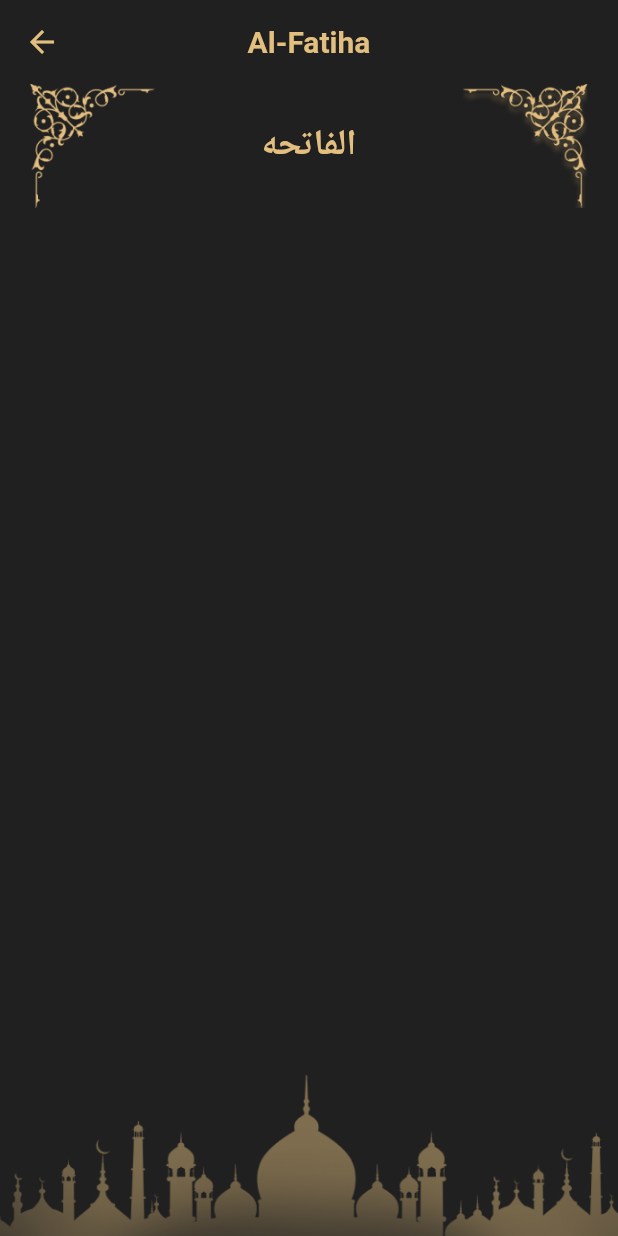
After one commit to MohamedElsyedm/islami_app, a Flutter app: the screen it shows after launch, after a tap on an icon or button, on a phone screen of 412 x 824 dp. The commit adds this screen. Run offline on Flutter 3.47's test engine with Material 3 defaults, Android fonts, the phone set to English and light mode, and no system bars; our stand-ins replace flutter_svg.

Commit message:
create suraList & theme of all screens

```diff
--- a/lib/app_theme.dart
+++ b/lib/app_theme.dart
@@ -8,6 +8,17 @@ class AppTheme {
   static ThemeData lightTheme = ThemeData.light();
   static ThemeData darkTheme = ThemeData(
     primaryColor: primary,
+    scaffoldBackgroundColor: black,
+    appBarTheme: AppBarTheme(
+      backgroundColor: black,
+      foregroundColor: primary,
+      centerTitle: true,
+      titleTextStyle: TextStyle(
+        fontSize: 20,
+        fontWeight: FontWeight.bold,
+        color: primary,
+      ),
+    ),
     bottomNavigationBarTheme: BottomNavigationBarThemeData(
       backgroundColor: primary,
 
@@ -19,5 +30,28 @@ class AppTheme {
       ///label color
       selectedItemColor: white,
     ),
+    textTheme: TextTheme(
+      headlineSmall: TextStyle(
+        fontSize: 24,
+        fontWeight: FontWeight.bold,
+        color: white,
+      ),
+      titleLarge: TextStyle(
+        fontSize: 16,
+        fontWeight: FontWeight.bold,
+        color: white,
+      ),
+      titleMedium: TextStyle(
+        fontSize: 16,
+        fontWeight: FontWeight.bold,
+        color: white,
+      ),
+
+      titleSmall: TextStyle(
+        fontSize: 14,
+        fontWeight: FontWeight.bold,
+        color: white,
+      ),
+    ),
   );
 }
--- a/lib/home_screen.dart
+++ b/lib/home_screen.dart
@@ -2,7 +2,7 @@ import 'package:flutter/material.dart';
 import 'package:islami_app/nav_bar_selected_icon.dart';
 import 'package:islami_app/nav_bar_unselected_icon.dart';
 import 'package:islami_app/tabs/hadith_tab.dart';
-import 'package:islami_app/tabs/quran_tab.dart';
+import 'package:islami_app/tabs/quran/quran_tab.dart';
 import 'package:islami_app/tabs/radio_tab.dart';
 import 'package:islami_app/tabs/sebha_tab.dart';
 import 'package:islami_app/tabs/time_tab.dart';
@@ -94,7 +94,7 @@ class _HomeScreenState extends State<HomeScreen> {
               height: MediaQuery.sizeOf(context).height * 0.15,
               fit: BoxFit.fitWidth,
             ),
-            tabs[selectedIndex],
+            Expanded(child: tabs[selectedIndex]),
           ],
         ),
       ),
--- a/lib/main.dart
+++ b/lib/main.dart
@@ -1,6 +1,7 @@
 import 'package:flutter/material.dart';
 import 'package:islami_app/app_theme.dart';
 import 'package:islami_app/home_screen.dart';
+import 'package:islami_app/tabs/quran/sura_details_screen.dart';
 
 void main() {
   runApp(const IslamiApp());
@@ -16,7 +17,10 @@ class IslamiApp extends StatelessWidget {
 
       /// u can use this route list without using neither initialRoute nor home features
       /// by using "/" in rout name
-      routes: {HomeScreen.routName: (_) => HomeScreen()},
+      routes: {
+        HomeScreen.routName: (_) => HomeScreen(),
+        SuraDetailsScreen.routName: (_) => SuraDetailsScreen(),
+      },
       initialRoute: HomeScreen.routName,
       theme: ThemeData.light(), //light mode
       darkTheme: AppTheme.darkTheme, //dark mode
--- /dev/null
+++ b/lib/tabs/quran/quran_tab.dart
@@ -0,0 +1,51 @@
+import 'package:flutter/material.dart';
+import 'package:islami_app/app_theme.dart';
+import 'package:islami_app/tabs/quran/quran_service.dart';
+import 'package:islami_app/tabs/quran/sura.dart';
+import 'package:islami_app/tabs/quran/sura_details_screen.dart';
+import 'package:islami_app/tabs/quran/sura_item.dart';
+
+class QuranTab extends StatelessWidget {
+  const QuranTab({super.key});
+
+  @override
+  Widget build(BuildContext context) {
+    double screenWidth = MediaQuery.sizeOf(context).width;
+
+    return Column(
+      crossAxisAlignment: CrossAxisAlignment.start,
+      children: [
+        Padding(
+          padding: const EdgeInsets.symmetric(horizontal: 20, vertical: 10),
+          child: Text(
+            'Sura List',
+            style: Theme.of(context).textTheme.titleMedium,
+          ),
+        ),
+        Expanded(
+          child: ListView.separated(
+            padding: EdgeInsets.symmetric(horizontal: 20),
+            separatorBuilder: (_, _) => Divider(
+              thickness: 1,
+              color: AppTheme.white,
+              indent: screenWidth * 0.1,
+              endIndent: screenWidth * 0.1,
+            ),
+            itemBuilder: (_, index) {
+              Sura sura = QuranService.suras[index];
+              return InkWell(
+                onTap: () {
+                  Navigator.of(
+                    context,
+                  ).pushNamed(SuraDetailsScreen.routName, arguments: sura);
+                },
+                child: SuraItem(sura),
+              );
+            },
+            itemCount: QuranService.suras.length,
+          ),
+        ),
+      ],
+    );
+  }
+}
--- /dev/null
+++ b/lib/tabs/quran/sura.dart
@@ -0,0 +1,12 @@
+class Sura {
+  String englishName;
+  String arabicName;
+  int ayatCount;
+  int num;
+  Sura({
+    required this.arabicName,
+    required this.englishName,
+    required this.ayatCount,
+    required this.num,
+  });
+}
--- /dev/null
+++ b/lib/tabs/quran/sura_details_screen.dart
@@ -0,0 +1,50 @@
+import 'package:flutter/material.dart';
+import 'package:islami_app/app_theme.dart';
+import 'package:islami_app/tabs/quran/sura.dart';
+
+class SuraDetailsScreen extends StatelessWidget {
+  static const String routName = '/sura_details_screen';
+  @override
+  Widget build(BuildContext context) {
+    Sura sura = ModalRoute.of(context)!.settings.arguments as Sura;
+    TextTheme textTheme = Theme.of(context).textTheme;
+    double screenHeight = MediaQuery.sizeOf(context).height;
+    return Scaffold(
+      appBar: AppBar(title: Text(sura.englishName)),
+      body: Column(
+        children: [
+          Padding(
+            padding: const EdgeInsets.symmetric(horizontal: 20),
+            child: Row(
+              mainAxisAlignment: MainAxisAlignment.spaceBetween,
+              children: [
+                Image.asset(
+                  'assets/images/details_header_left.png',
+                  height: screenHeight * 0.1,
+                  fit: BoxFit.fill,
+                ),
+                Text(
+                  sura.arabicName,
+                  style: textTheme.headlineSmall!.copyWith(
+                    color: AppTheme.primary,
+                  ),
+                ),
+                Image.asset(
+                  'assets/images/details_header_right.png',
+                  height: screenHeight * 0.1,
+                  fit: BoxFit.fill,
+                ),
+              ],
+            ),
+          ),
+
+          Spacer(),
+          Image.asset(
+            'assets/images/details_footer.png',
+            width: double.infinity,
+          ),
+        ],
+      ),
+    );
+  }
+}
--- /dev/null
+++ b/lib/tabs/quran/sura_item.dart
@@ -0,0 +1,40 @@
+import 'package:flutter/material.dart';
+import 'package:islami_app/tabs/quran/sura.dart';
+
+class SuraItem extends StatelessWidget {
+  Sura sura;
+  SuraItem(this.sura);
+
+  @override
+  Widget build(BuildContext context) {
+    TextTheme textTheme = Theme.of(context).textTheme;
+
+    return Row(
+      children: [
+        Container(
+          width: 52,
+          height: 52,
+          margin: EdgeInsets.only(right: 24),
+          alignment: Alignment.center,
+          decoration: BoxDecoration(
+            image: DecorationImage(
+              image: AssetImage('assets/images/sura_number_frame.png'),
+            ),
+          ),
+          child: Text('${sura.num}', style: textTheme.titleLarge),
+        ),
+        Column(
+          crossAxisAlignment: CrossAxisAlignment.start,
+          children: [
+            Text(sura.englishName, style: textTheme.titleLarge),
+            Text('${sura.ayatCount}   Verses', style: textTheme.titleSmall),
+          ],
+        ),
+
+        ///u can not use spaceBetween (there 3 children)
+        Spacer(),
+        Text(sura.arabicName, style: textTheme.titleLarge),
+      ],
+    );
+  }
+}
```
Also changed, not shown: lib/tabs/quran/quran_service.dart (added, +365 -0 lines), lib/tabs/quran_tab.dart (deleted, +0 -10 lines).
